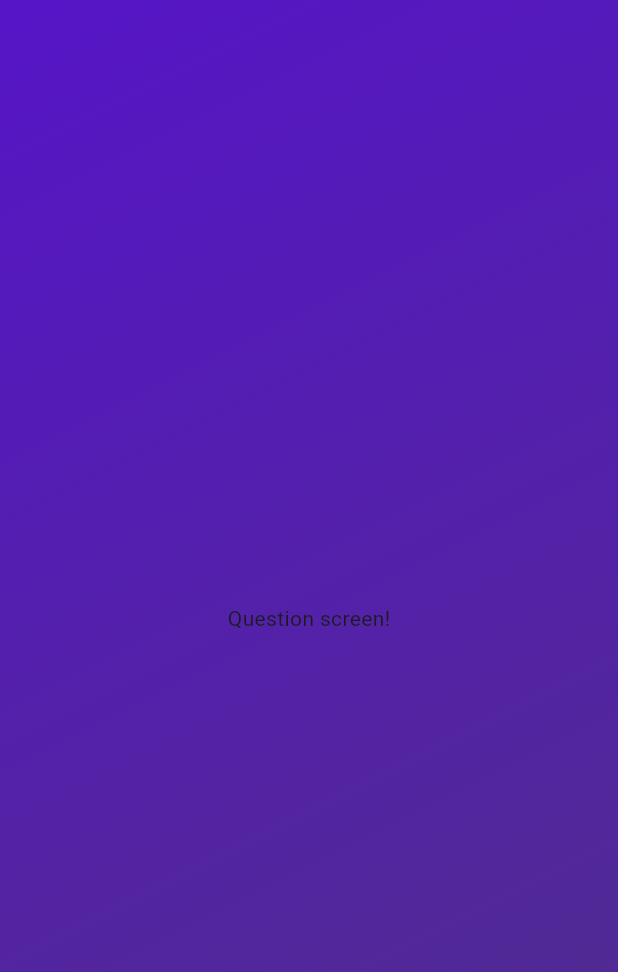
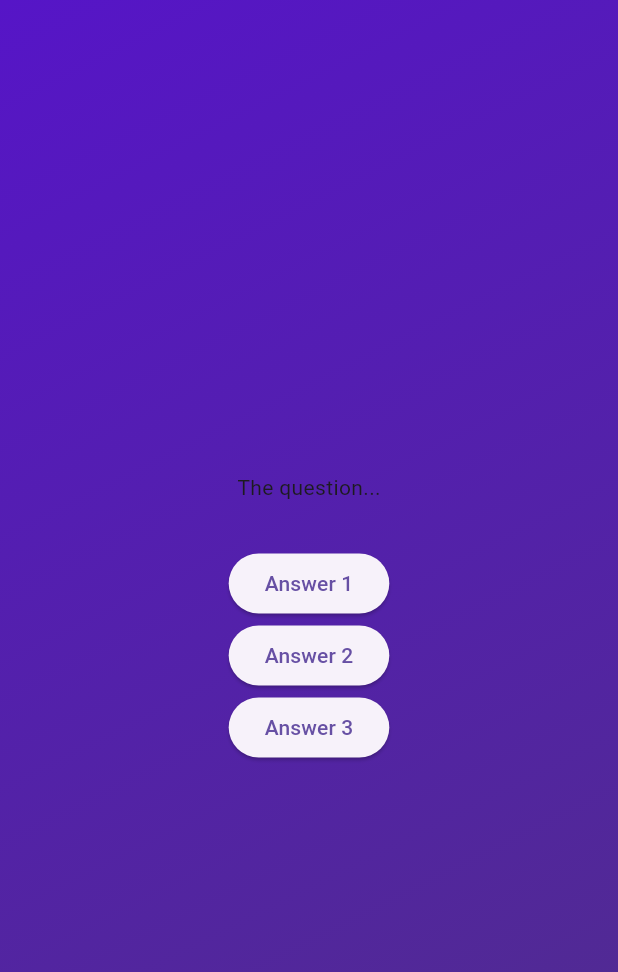
Before and after one commit to Branimir026/quiz_app, a Flutter app: the screen it shows after launch, after a tap on "Start Quiz!", on a phone screen of 412 x 824 dp. Shown: the top 972 px of the screen. Run offline on Flutter 3.47's test engine with Material 3 defaults, Android fonts, the phone set to English and light mode, and no system bars.

Commit message:
creating quiz_questions model, adding questions file for data, and started to work on the design

```diff
--- /dev/null
+++ b/lib/data/questions.dart
@@ -0,0 +1,58 @@
+import 'package:quiz_app/models/quiz_question.dart';
+
+const questions = [
+  QuizQuestion(
+    'What are the main building blocks of Flutter UIs?',
+    [
+      'Widgets',
+      'Components',
+      'Blocks',
+      'Functions',
+    ],
+  ),
+  QuizQuestion(
+    'How are Flutter UIs built?',
+    [
+      'By combining widgets in code',
+      'By combining widgets in a visual editor',
+      'By defining widgets in config files',
+      'By using XCode for iOS and Android Studio for Android',
+    ],
+  ),
+  QuizQuestion(
+    'What\'s the purpose of a StatefulWidget?',
+    [
+      'Update UI as data changes',
+      'Update data as UI changes',
+      'Ignore data changes',
+      'Render UI that does not depend on data',
+    ],
+  ),
+  QuizQuestion(
+    'Which widget should you try to use more often: StatelessWidget or StatefulWidget?',
+    [
+      'StatelessWidget',
+      'StatefulWidget',
+      'Both are equally good',
+      'None of the above',
+    ],
+  ),
+  QuizQuestion(
+    'What happens if you change data in a StatelessWidget?',
+    [
+      'The UI is not updated',
+      'The UI is updated',
+      'The closest StatefulWidget is updated',
+      'Any nested StatefulWidgets are updated',
+    ],
+  ),
+  QuizQuestion(
+    'How should you update data inside of StatefulWidgets?',
+    [
+      'By calling setState()',
+      'By calling updateData()',
+      'By calling updateUI()',
+      'By calling updateState()',
+    ],
+  ),
+];
--- /dev/null
+++ b/lib/models/quiz_question.dart
@@ -0,0 +1,6 @@
+class QuizQuestion {
+  const QuizQuestion(this.text, this.answers);
+
+  final String text;
+  final List<String> answers;
+}
--- a/lib/questions_screen.dart
+++ b/lib/questions_screen.dart
@@ -12,12 +12,28 @@ class QuestionsScreen extends StatefulWidget {
 class _QuestionsScreenState extends State<QuestionsScreen> {
   @override
   Widget build(BuildContext context) {
-    return const Center(
+    return SizedBox(
+      width: double.infinity,
       child: Column(
-        mainAxisSize: MainAxisSize.min,
+        mainAxisAlignment: MainAxisAlignment.center,
         children: [
-          Text(
-            'Question screen!',
+          const Text(
+            'The question...',
+          ),
+          const SizedBox(
+            height: 30,
+          ),
+          ElevatedButton(
+            onPressed: () {},
+            child: const Text('Answer 1'),
+          ),
+          ElevatedButton(
+            onPressed: () {},
+            child: const Text('Answer 2'),
+          ),
+          ElevatedButton(
+            onPressed: () {},
+            child: const Text('Answer 3'),
           ),
         ],
       ),
```
